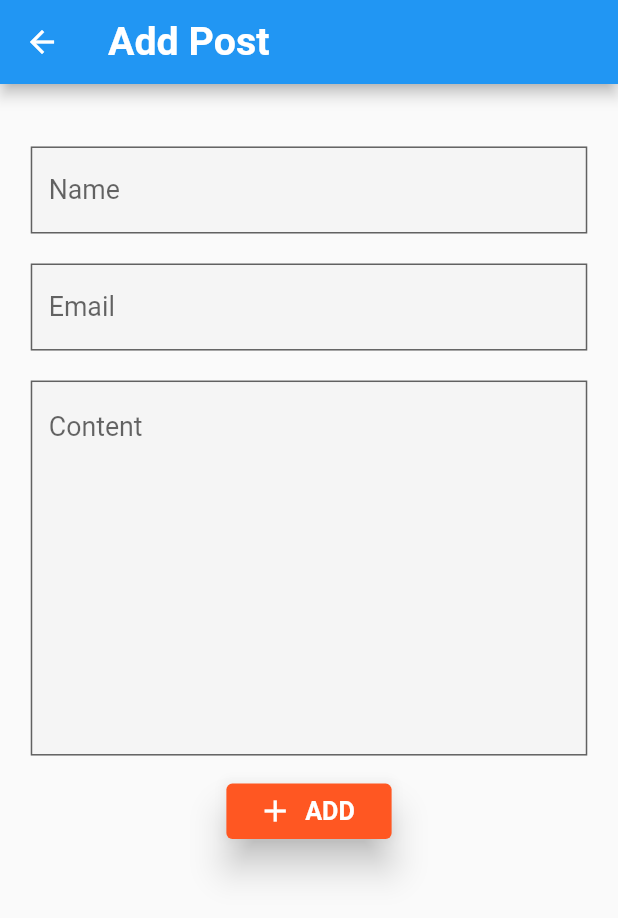
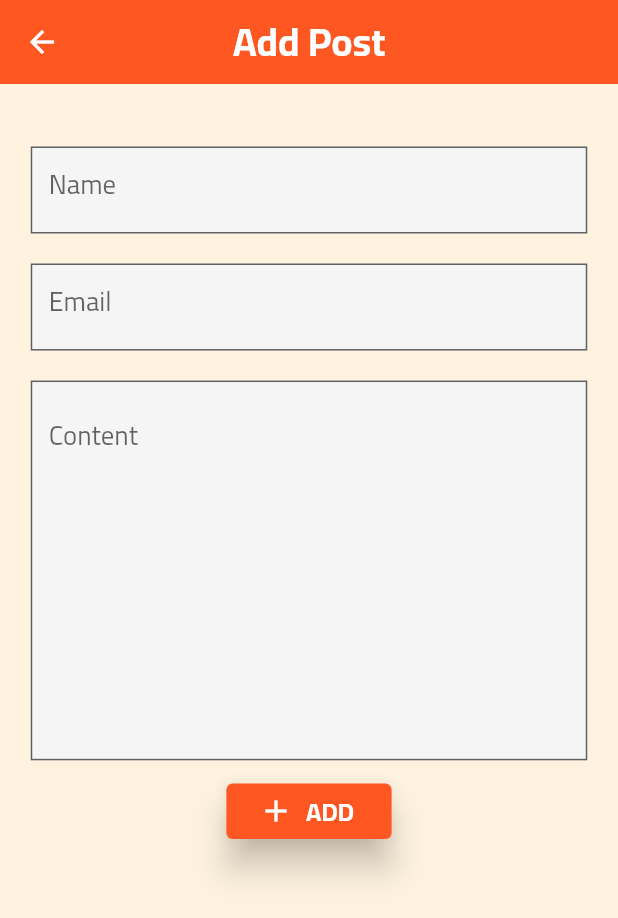
Before and after one commit to Mohamzeem/Comments_App_with_Clean_Architecture, a Flutter app: the AddUpdateCommentPage screen opened directly, on a phone screen of 412 x 824 dp. Shown: the top 918 px of the screen. Run offline on Flutter 3.47's test engine with Material 2 defaults, Android fonts, the phone set to English and light mode, and no system bars; our stand-ins replace dartz, dio, equatable, flutter_bloc, flutter_screenutil, fluttertoast and 3 more; accounts and stored records are empty; network calls fail.

Commit message:
theme color notworking

```diff
--- a/lib/config/themes/app_theme.dart
+++ b/lib/config/themes/app_theme.dart
@@ -2,7 +2,8 @@ import 'package:flutter/material.dart';
 import 'package:flutter/services.dart';
 import '../../core/consts/app_colors.dart';
 
-ThemeData appTheme() => ThemeData(
+class MyThemes {
+  static ThemeData orangeTheme = ThemeData(
     fontFamily: 'Cairo',
     appBarTheme: const AppBarTheme(
       backgroundColor: AppColors.kPrimary,
@@ -25,3 +26,52 @@ ThemeData appTheme() => ThemeData(
       backgroundColor: AppColors.kPrimary,
     ),
   );
+  static ThemeData purpelTheme = ThemeData(
+    dividerColor: AppColors.kPrimary2,
+    fontFamily: 'Cairo',
+    appBarTheme: const AppBarTheme(
+      backgroundColor: AppColors.kPrimary2,
+      centerTitle: true,
+      elevation: 0,
+      systemOverlayStyle: SystemUiOverlayStyle(
+          statusBarColor: AppColors.kPrimary2,
+          statusBarBrightness: Brightness.dark,
+          statusBarIconBrightness: Brightness.dark),
+    ),
+    scaffoldBackgroundColor: AppColors.kBackGround2,
+    brightness: Brightness.light,
+    primaryColor: AppColors.kPrimary2,
+    colorScheme: const ColorScheme.light(
+      primary: AppColors.kPrimary2,
+    ),
+    progressIndicatorTheme:
+        const ProgressIndicatorThemeData(color: AppColors.kPrimary2),
+    floatingActionButtonTheme: const FloatingActionButtonThemeData(
+      backgroundColor: AppColors.kPrimary2,
+    ),
+  );
+}
+
+ThemeData appTheme() => ThemeData();
+
+//ــــــــــــــــــــــــــــــــــــــــــــــــــــــــــــــــــــــــــــــــــــــــــــــــــــــــــــــــــــــــ
+enum AppTheme {
+  light('lightTheme'),
+  dark('dark Theme');
+
+  const AppTheme(this.name);
+  final String name;
+}
+
+final appThemeData = {
+  AppTheme.light: ThemeData(
+    appBarTheme: AppBarTheme(backgroundColor: Colors.green[700]),
+    brightness: Brightness.dark,
+    primaryColor: Colors.blue[700],
+  ),
+  AppTheme.dark: ThemeData(
+    appBarTheme: const AppBarTheme(backgroundColor: Colors.red),
+    brightness: Brightness.light,
+    primaryColor: Colors.blue,
+  ),
+};
```
Also changed, not shown: lib/app_page.dart (+3 -9 lines). Lines whose indentation alone changed are shown as unchanged.
